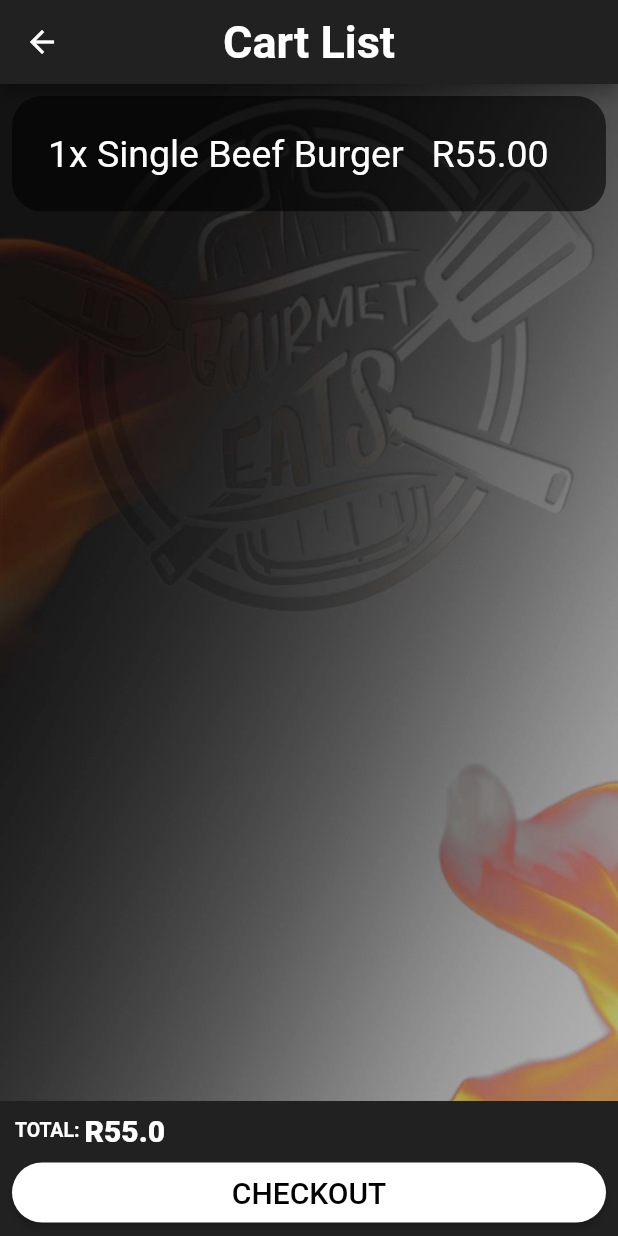
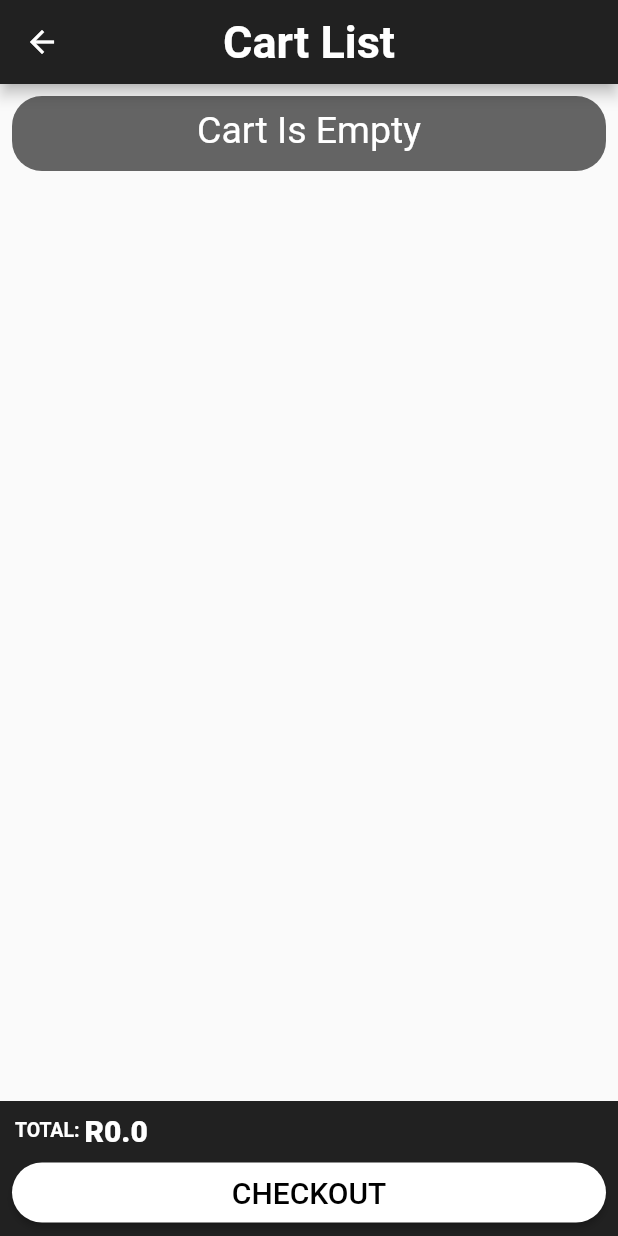
Before and after one commit to Mampuru/gourmet_eats, a Flutter app: the CartView screen opened directly, on a phone screen of 412 x 824 dp. Run offline on Flutter 3.47's test engine with Material 2 defaults, Android fonts, the phone set to English and light mode, and no system bars; our stand-ins replace badges, get, share; statements that could not run were skipped.

Commit message:
Add to cart functionality

```diff
--- /dev/null
+++ b/lib/controllers/cart_controller.dart
@@ -0,0 +1,32 @@
+import 'package:get/get.dart';
+import 'package:gourmet_eats/models/cart_item.dart';
+
+class CartController extends GetxController {
+  var counter = 0.obs;
+  var total = 0.obs;
+
+  List<CartItem> cart = [];
+
+  @override
+  void onInit() {
+    super.onInit();
+  }
+
+  addToCart(CartItem item){
+    cart.add(item);
+  }
+
+  removeFromCart(CartItem item){
+    cart.remove(item);
+  }
+
+  emptyCart(){
+    cart.clear();
+    total = 0.obs;
+    counter = 0.obs;
+  }
+
+  getCart(){
+    return cart;
+  }
+}
--- a/lib/models/cart_item.dart
+++ b/lib/models/cart_item.dart
@@ -1,9 +1,10 @@
 class CartItem {
   String type;
-  String quantity;
+  double price;
+  int quantity;
   var removeToppings = [];
   var extras = [];
   var sauces = [];
 
-  CartItem({this.type, this.quantity, this.removeToppings,this.extras,this.sauces});
+  CartItem({this.type, this.quantity, this.removeToppings,this.extras,this.sauces,this.price});
 }
--- a/lib/views/cart_view.dart
+++ b/lib/views/cart_view.dart
@@ -3,7 +3,10 @@ import 'dart:ui';
 
 import 'package:flutter/material.dart';
 import 'package:flutter/rendering.dart';
+import 'package:get/get.dart';
 import 'package:gourmet_eats/constants.dart';
+import 'package:gourmet_eats/controllers/cart_controller.dart';
+import 'package:gourmet_eats/models/cart_item.dart';
 import 'package:gourmet_eats/views/checkout_view.dart';
 import 'package:gourmet_eats/widgets/primary_button_widget.dart';
 
@@ -13,60 +16,99 @@ class CartView extends StatefulWidget {
 }
 
 class _CartViewState extends State<CartView> {
-  var total = 55.00;
+  var total = 0.00;
+  List<CartItem> cartData;
+  CartController cartController = Get.put(CartController());
+
+  @override
+  void initState() {
+    super.initState();
+    cartData = cartController.getCart();
+    totalPrice(cartData);
+  }
 
   @override
   Widget build(BuildContext context) {
     return Scaffold(
-      appBar:AppBar(
+        appBar: AppBar(
           iconTheme: IconThemeData(color: Colors.white),
           backgroundColor: Colors.grey[900],
           centerTitle: true,
-        title: Text("Cart List",style: TextStyle(fontWeight: FontWeight.bold,color: Colors.white,fontSize: 30),),
+          title: Text("Cart List", style: TextStyle(
+              fontWeight: FontWeight.bold, color: Colors.white, fontSize: 30),),
         ),
         bottomNavigationBar: bottomBar(context),
-      body: Container(
-        decoration: BoxDecoration(
-            image: DecorationImage(
-                image: AssetImage(BackgroundImage),
-                fit: BoxFit.cover,
-                colorFilter:  ColorFilter.mode(Colors.black.withOpacity(0.3),BlendMode.darken)
-            )
-        ),
-        child: Column(
-          mainAxisAlignment: MainAxisAlignment.start,
-          crossAxisAlignment: CrossAxisAlignment.stretch,
-          children: [
-            Center(
-              child: Padding(
+        body: cartData.isEmpty ?
+        Padding(
           padding: const EdgeInsets.all(8.0),
           child: buildBlur(
             borderRadius: BorderRadius.circular(20),
             child: Container(
-                    padding: EdgeInsets.all(24),
-                    width:  MediaQuery.of(context).size.width,
+              width: MediaQuery
+                  .of(context)
+                  .size
+                  .width,
+              height: 50.0,
               color: Colors.black.withOpacity(0.6),
               child: Column(
                 children: [
                   Row(
+                    mainAxisAlignment: MainAxisAlignment.center,
                     children: [
-                            Text("1x Single Beef Burger   R55.00",style: TextStyle(fontSize: 25,color: Colors.white),)
+                      Padding(
+                        padding: const EdgeInsets.all(8.0),
+                        child: Text("Cart Is Empty",
+                          style: TextStyle(fontSize: 25, color: Colors.white),),
+                      )
                     ],
                   )
                 ],
               ),
             ),
           ),
-              ),
+        )
+            : ListView.builder(
+          itemCount: cartData.length,
+          itemBuilder: (context, index) {
+            return Padding(
+              padding: const EdgeInsets.all(8.0),
+              child: buildBlur(
+                borderRadius: BorderRadius.circular(20),
+                child: Container(
+                  padding: EdgeInsets.all(24),
+                  width: MediaQuery
+                      .of(context)
+                      .size
+                      .width,
+                  color: Colors.black.withOpacity(0.6),
+                  child: Column(
+                    children: [
+                      Row(
+                        mainAxisAlignment: MainAxisAlignment.spaceEvenly,
+                        children: [
+                          Text("${cartData[index].quantity}x", style: TextStyle(
+                              fontSize: 25, color: Colors.white),),
+                          Text(cartData[index].type, style: TextStyle(
+                              fontSize: 25, color: Colors.white),),
+                          Text("R${cartData[index].price}", style: TextStyle(
+                              fontSize: 25, color: Colors.white),)
+                        ],
                       )
                     ],
                   ),
                 ),
+              ),
+            );
+          },
+        )
     );
   }
 
-  Widget bottomBar(BuildContext context){
-    var _width = MediaQuery.of(context).size.width;
+  Widget bottomBar(BuildContext context) {
+    var _width = MediaQuery
+        .of(context)
+        .size
+        .width;
     return Container(
       height: 90,
       color: Colors.grey[900],
@@ -77,14 +119,21 @@ class _CartViewState extends State<CartView> {
           Row(
             children: [
               SizedBox(width: 10,),
-              Text("TOTAL: ",style: TextStyle(fontWeight: FontWeight.w600,fontSize: 13.0,color: Colors.white)),
-              Text("R$total",style: TextStyle(fontWeight: FontWeight.w900,fontSize: 20.0,color: Colors.white))
+              Text("TOTAL: ", style: TextStyle(fontWeight: FontWeight.w600,
+                  fontSize: 13.0,
+                  color: Colors.white)),
+              Text("R$total", style: TextStyle(fontWeight: FontWeight.w900,
+                  fontSize: 20.0,
+                  color: Colors.white))
             ],
           ),
           Padding(
             padding: const EdgeInsets.fromLTRB(8, 8, 8, 8),
-            child: PrimaryButton(buttonName: "CHECKOUT",width: _width,onTap: () => {
-              Navigator.push(context, MaterialPageRoute(builder: (context) => CheckoutView()),)
+            child: PrimaryButton(
+              buttonName: "CHECKOUT", width: _width, onTap: () =>
+            {
+              Navigator.push(context,
+                MaterialPageRoute(builder: (context) => CheckoutView()),)
             },),
           )
         ],
@@ -92,17 +141,27 @@ class _CartViewState extends State<CartView> {
     );
   }
 
-
   Widget buildBlur({
     @required Widget child,
     BorderRadius borderRadius,
     double sigmaX = 0,
     double sigmaY = 0,
-  }) => ClipRRect(
+  }) =>
+      ClipRRect(
         borderRadius: borderRadius ?? BorderRadius.zero,
         child: BackdropFilter(
-      filter: ImageFilter.blur(sigmaX: sigmaX,sigmaY: sigmaY),
+          filter: ImageFilter.blur(sigmaX: sigmaX, sigmaY: sigmaY),
           child: child,
         ),
       );
+
+  totalPrice(List list) {
+    var priceList = [];
+    if(list.isEmpty){
+      list.forEach((element) {
+        priceList.add(element.price);
+      });
+      total = priceList.reduce((value, element) => value + element);
     }
+  }
+}
--- a/lib/views/menu_detail_view.dart
+++ b/lib/views/menu_detail_view.dart
@@ -76,7 +76,7 @@ class _MenuDetailViewState extends State<MenuDetailView> {
                         SizedBox(height: 30.0,),
                         InkWell(
                           onTap: () => {
-                            Navigator.push(context, MaterialPageRoute(builder: (context) => BeefView()),)
+                            Navigator.push(context, MaterialPageRoute(builder: (context) => BeefView(type: "Single Beef")),)
                           },
                           child: Text(
                             'Single Patty',
@@ -85,7 +85,7 @@ class _MenuDetailViewState extends State<MenuDetailView> {
                         SizedBox(height: 24.0,),
                         InkWell(
                           onTap: () => {
-                            Navigator.push(context, MaterialPageRoute(builder: (context) => BeefView()),)
+                            Navigator.push(context, MaterialPageRoute(builder: (context) => BeefView(type: "Double Beef")),)
                           },
                           child: Text(
                             'Double Patty',
```
Also changed, not shown: lib/views/build_burger/beef_view.dart (+86 -5 lines). Lines whose indentation alone changed are shown as unchanged.
